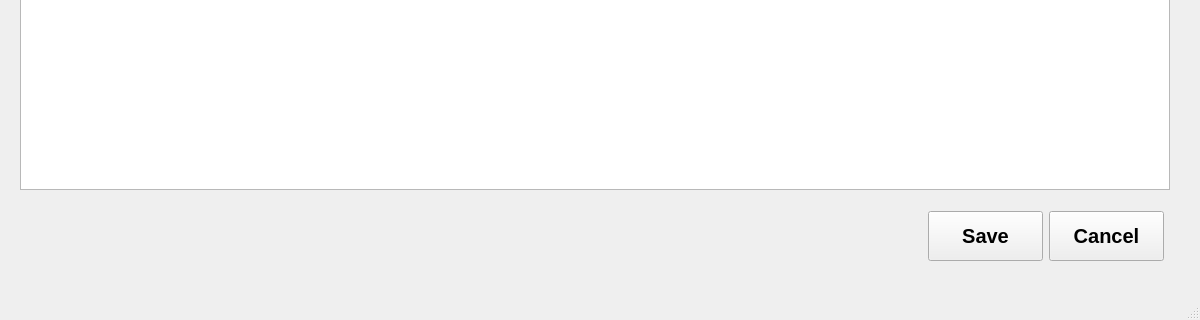
Old version of the form forms_ui/invoice_view_edit.ui in the repository kennethinfante/thanos_app; both pictures show x 0 to 1200 and y 680 to 1000 of the 1200 by 1000 pixel window.
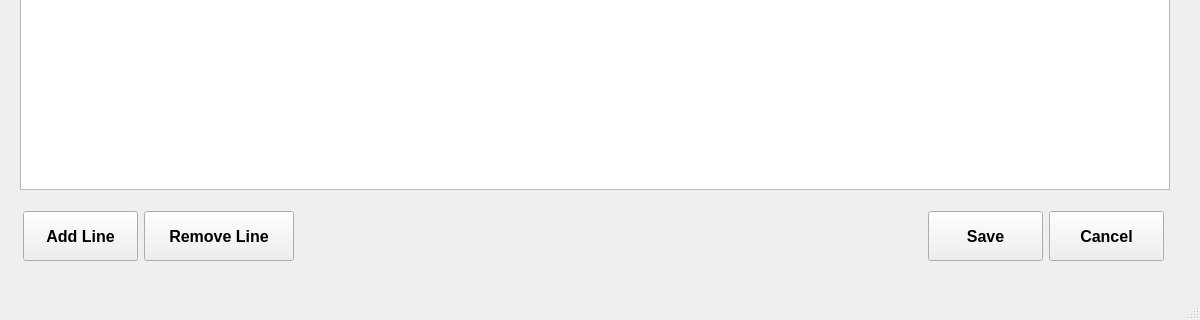
New version of the form.

Commit message: Added add line and remove line btns to the view

Diff of the .ui file:
```diff
--- a/forms_ui/invoice_view_edit.ui
+++ b/forms_ui/invoice_view_edit.ui
@@ -104,13 +104,65 @@
    <widget class="QWidget" name="layoutWidget">
     <property name="geometry">
      <rect>
-      <x>120</x>
+      <x>23</x>
       <y>890</y>
-      <width>1044</width>
+      <width>1141</width>
       <height>52</height>
      </rect>
     </property>
     <layout class="QHBoxLayout" name="btn_hbox">
+     <item>
+      <widget class="QPushButton" name="add_line_btn">
+       <property name="minimumSize">
+        <size>
+         <width>115</width>
+         <height>50</height>
+        </size>
+       </property>
+       <property name="maximumSize">
+        <size>
+         <width>115</width>
+         <height>50</height>
+        </size>
+       </property>
+       <property name="font">
+        <font>
+         <pointsize>12</pointsize>
+         <weight>75</weight>
+         <bold>true</bold>
+        </font>
+       </property>
+       <property name="text">
+        <string>Add Line</string>
+       </property>
+      </widget>
+     </item>
+     <item>
+      <widget class="QPushButton" name="remove_line_btn">
+       <property name="minimumSize">
+        <size>
+         <width>150</width>
+         <height>50</height>
+        </size>
+       </property>
+       <property name="maximumSize">
+        <size>
+         <width>150</width>
+         <height>50</height>
+        </size>
+       </property>
+       <property name="font">
+        <font>
+         <pointsize>12</pointsize>
+         <weight>75</weight>
+         <bold>true</bold>
+        </font>
+       </property>
+       <property name="text">
+        <string>Remove Line</string>
+       </property>
+      </widget>
+     </item>
      <item>
       <spacer name="btn_spacer">
        <property name="orientation">
@@ -118,7 +170,7 @@
        </property>
        <property name="sizeHint" stdset="0">
         <size>
-         <width>900</width>
+         <width>1100</width>
          <height>20</height>
         </size>
        </property>
@@ -140,7 +192,7 @@
        </property>
        <property name="font">
         <font>
-         <pointsize>15</pointsize>
+         <pointsize>12</pointsize>
          <weight>75</weight>
          <bold>true</bold>
         </font>
@@ -166,7 +218,7 @@
        </property>
        <property name="font">
         <font>
-         <pointsize>15</pointsize>
+         <pointsize>12</pointsize>
          <weight>75</weight>
          <bold>true</bold>
         </font>
```
The commit also changes 1 other file.
